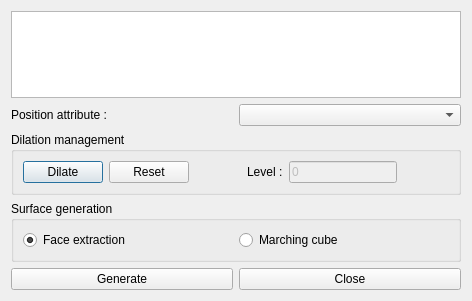
Old version of the form forms/dialog_generationCage.ui in the repository abletterer/surface_generationCage.
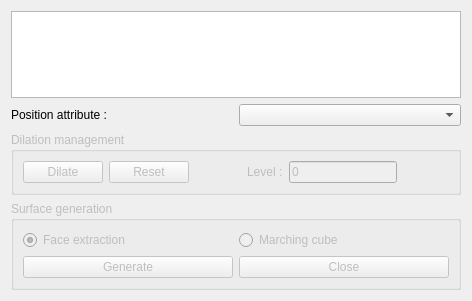
New version of the form.

```diff
--- a/forms/dialog_generationCage.ui
+++ b/forms/dialog_generationCage.ui
@@ -39,7 +39,10 @@
     </layout>
    </item>
    <item>
-    <widget class="QGroupBox" name="groupBox">
+    <widget class="QGroupBox" name="group_dilate">
+     <property name="enabled">
+      <bool>false</bool>
+     </property>
      <property name="title">
       <string>Dilation management</string>
      </property>
@@ -112,11 +115,16 @@
     </widget>
    </item>
    <item>
-    <widget class="QGroupBox" name="groupBox_2">
+    <widget class="QGroupBox" name="group_generate">
+     <property name="enabled">
+      <bool>false</bool>
+     </property>
      <property name="title">
       <string>Surface generation</string>
      </property>
-     <layout class="QHBoxLayout" name="horizontalLayout">
+     <layout class="QVBoxLayout" name="verticalLayout">
+      <item>
+       <layout class="QHBoxLayout" name="horizontalLayout_5">
       <item>
        <widget class="QRadioButton" name="radio_extractionFaces">
         <property name="text">
@@ -135,12 +143,14 @@
        </widget>
       </item>
      </layout>
-    </widget>
    </item>
    <item>
-    <layout class="QHBoxLayout" name="horizontalLayout_3">
+       <layout class="QHBoxLayout" name="horizontalLayout_4">
      <item>
       <widget class="QPushButton" name="button_generate">
+          <property name="enabled">
+           <bool>false</bool>
+          </property>
        <property name="text">
         <string>Generate</string>
        </property>
@@ -148,6 +158,9 @@
      </item>
      <item>
       <widget class="QPushButton" name="button_close">
+          <property name="enabled">
+           <bool>false</bool>
+          </property>
        <property name="text">
         <string>Close</string>
        </property>
@@ -157,6 +170,9 @@
    </item>
   </layout>
  </widget>
+   </item>
+  </layout>
+ </widget>
  <tabstops>
   <tabstop>list_maps</tabstop>
   <tabstop>combo_positionAttribute</tabstop>
```
Left out of the diff: 2 changed lines with no effect on the pictures. Lines whose indentation alone changed are shown as unchanged.
